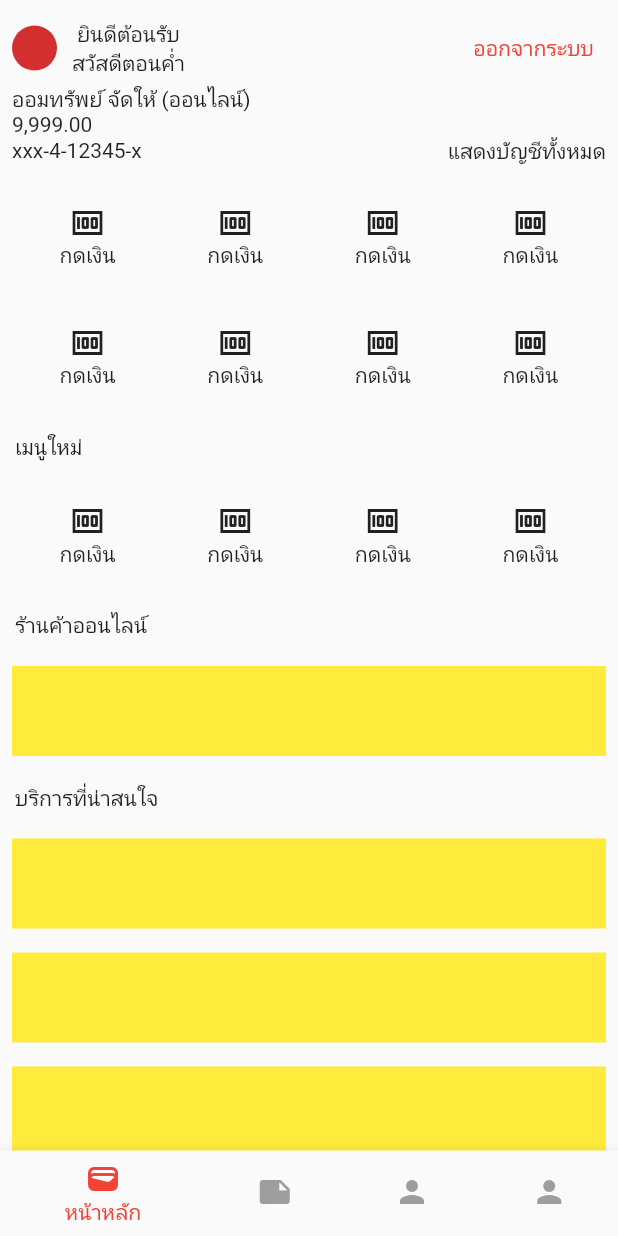
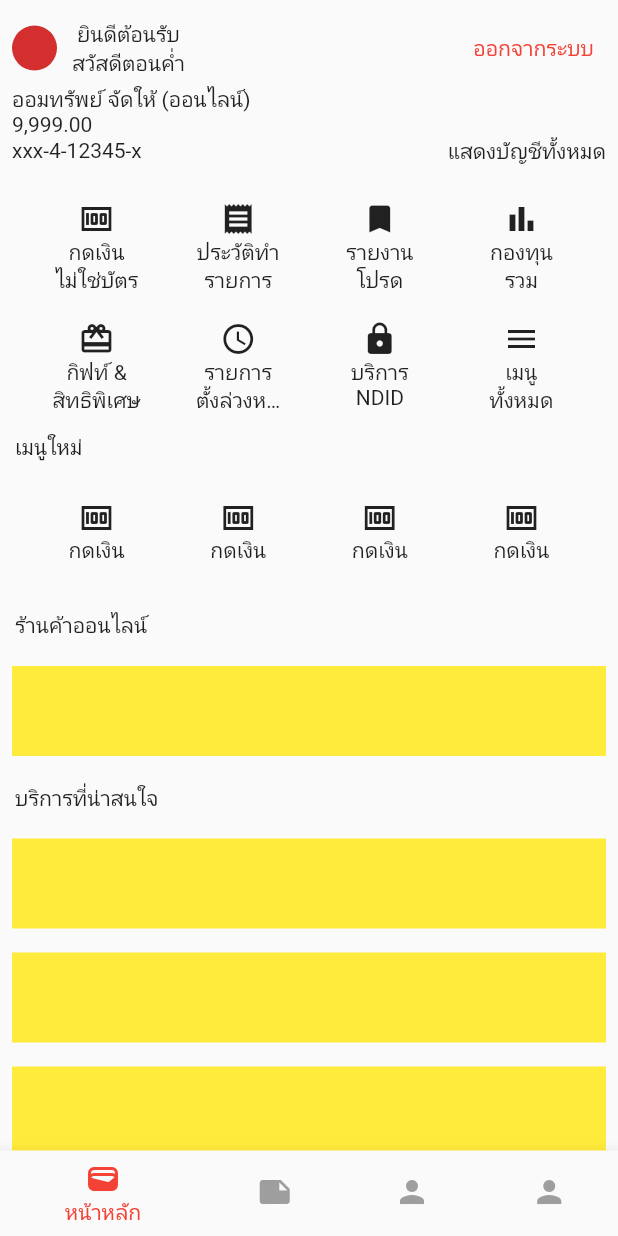
Before and after one commit to kajornsakp/simple_kma, a Flutter app: the screen it shows after launch, on a phone screen of 412 x 824 dp. Run offline on Flutter 3.47's test engine with Material 2 defaults, Android fonts, the phone set to English and light mode, and no system bars.

Commit message:
update ui

```diff
--- a/lib/components/menu_icon.dart
+++ b/lib/components/menu_icon.dart
@@ -1,26 +1,29 @@
 import 'package:flutter/material.dart';
 
 class MenuIcon extends StatelessWidget {
-  const MenuIcon({
-    super.key,
-    required this.icon,
-    required this.title
-  });
+  const MenuIcon({super.key, required this.icon, required this.title});
 
   final IconData icon;
   final String title;
 
-
   @override
   Widget build(BuildContext context) {
     return InkWell(
-      onTap: (){},
+      onTap: () {},
       child: Container(
         height: 80,
-        width: 80,
+        width: 60,
         child: Column(
-          mainAxisAlignment: MainAxisAlignment.center,
-          children: [Icon(icon), Text(title)],
+          children: [
+            SizedBox(height: 16,),
+            Icon(icon),
+            Text(
+              title,
+              textAlign: TextAlign.center,
+              maxLines: 2,
+              overflow: TextOverflow.ellipsis,
+            )
+          ],
         ),
       ),
     );
--- a/lib/screens/sub_home_page.dart
+++ b/lib/screens/sub_home_page.dart
@@ -21,19 +21,19 @@ class SubHomePage extends StatelessWidget {
                 Row(
                   mainAxisAlignment: MainAxisAlignment.spaceEvenly,
                   children: const [
-                    MenuIcon(icon: Icons.money, title: "กดเงิน"),
-                    MenuIcon(icon: Icons.money, title: "กดเงิน"),
-                    MenuIcon(icon: Icons.money, title: "กดเงิน"),
-                    MenuIcon(icon: Icons.money, title: "กดเงิน"),
+                    MenuIcon(icon: Icons.money, title: "กดเงินไม่ใช่บัตร"),
+                    MenuIcon(icon: Icons.receipt, title: "ประวัติทำรายการ"),
+                    MenuIcon(icon: Icons.bookmark, title: "รายงานโปรด"),
+                    MenuIcon(icon: Icons.bar_chart, title: "กองทุนรวม"),
                   ],
                 ),
                 Row(
                   mainAxisAlignment: MainAxisAlignment.spaceEvenly,
                   children: const [
-                    MenuIcon(icon: Icons.money, title: "กดเงิน"),
-                    MenuIcon(icon: Icons.money, title: "กดเงิน"),
-                    MenuIcon(icon: Icons.money, title: "กดเงิน"),
-                    MenuIcon(icon: Icons.money, title: "กดเงิน"),
+                    MenuIcon(icon: Icons.card_giftcard, title: "กิฟท์ & สิทธิพิเศษ"),
+                    MenuIcon(icon: Icons.access_time, title: "รายการตั้งล่วงหน้า"),
+                    MenuIcon(icon: Icons.lock, title: "บริการ NDID"),
+                    MenuIcon(icon: Icons.menu, title: "เมนูทั้งหมด"),
                   ],
                 ),
                 const Padding(
```
